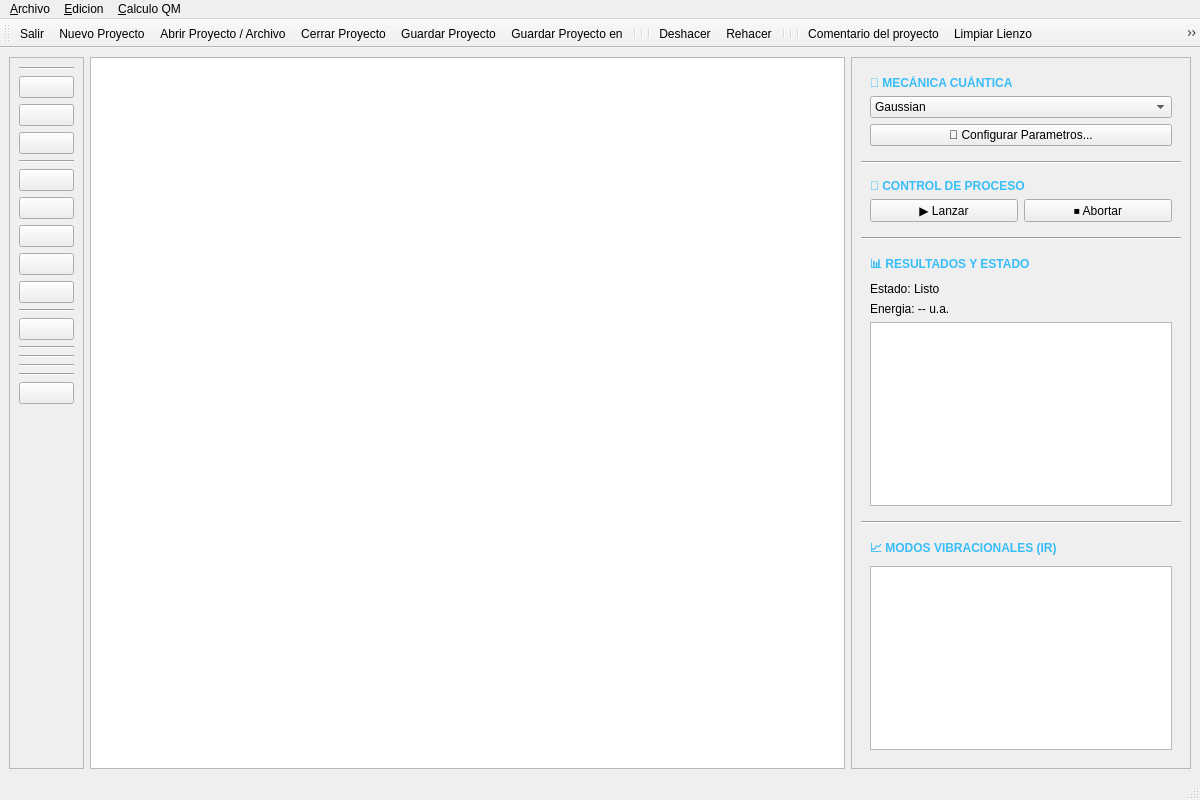
This is vista.ui in BertoSoft/VisMol_V30 as Qt 5 draws it before an edit. The edited form follows.
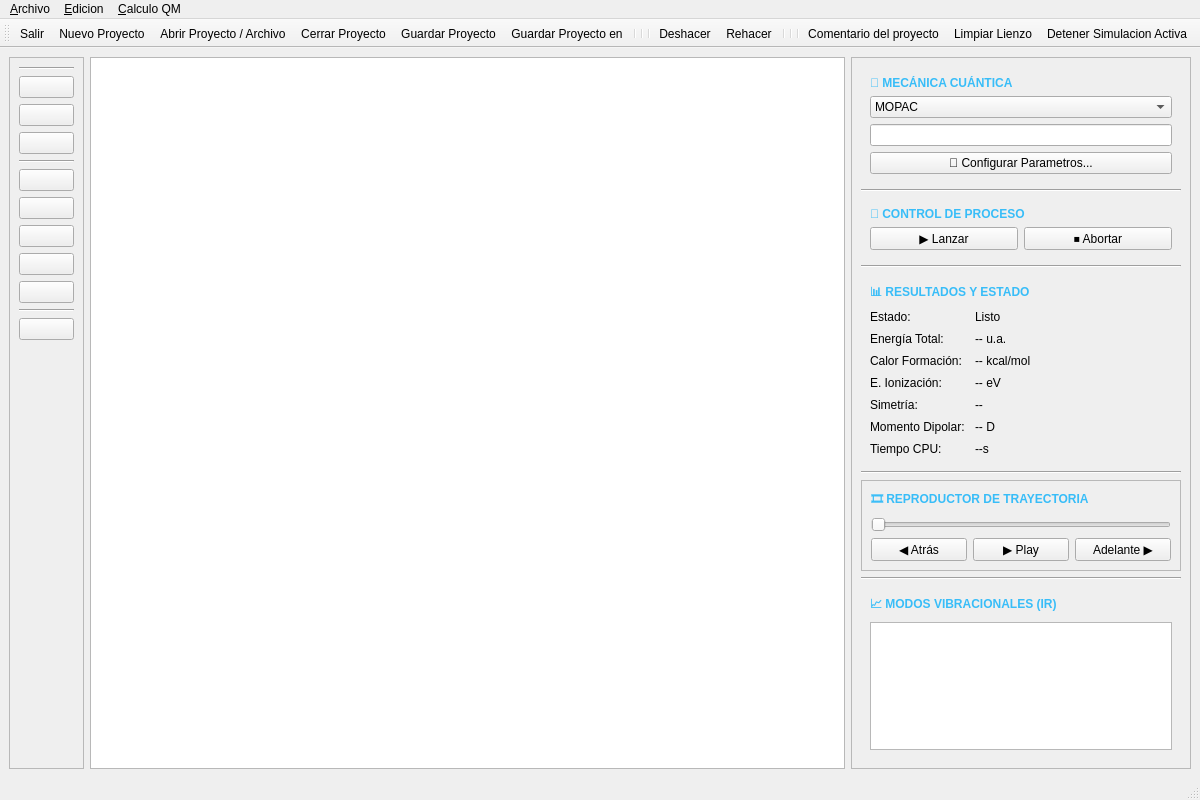
This is the edited form. Icons and pictures are not drawn. Custom widgets are drawn as their Qt base class.

Patch:
```diff
--- a/vista.ui
+++ b/vista.ui
@@ -255,51 +255,6 @@
          </property>
         </widget>
        </item>
-       <item>
-        <widget class="Line" name="line_3">
-         <property name="orientation">
-          <enum>Qt::Orientation::Horizontal</enum>
-         </property>
-        </widget>
-       </item>
-       <item>
-        <widget class="Line" name="line_4">
-         <property name="orientation">
-          <enum>Qt::Orientation::Horizontal</enum>
-         </property>
-        </widget>
-       </item>
-       <item>
-        <widget class="Line" name="line_5">
-         <property name="orientation">
-          <enum>Qt::Orientation::Horizontal</enum>
-         </property>
-        </widget>
-       </item>
-       <item>
-        <widget class="Line" name="line_2">
-         <property name="orientation">
-          <enum>Qt::Orientation::Horizontal</enum>
-         </property>
-        </widget>
-       </item>
-       <item>
-        <widget class="QPushButton" name="btnOptRapida">
-         <property name="toolTip">
-          <string>Optimización geométrica rápida con MOPAC (Auto-Clean) ⚡</string>
-         </property>
-         <property name="icon">
-          <iconset resource="iconos.qrc">
-           <normaloff>:/iconos/optimizacion.png</normaloff>:/iconos/optimizacion.png</iconset>
-         </property>
-         <property name="iconSize">
-          <size>
-           <width>24</width>
-           <height>24</height>
-          </size>
-         </property>
-        </widget>
-       </item>
        <item>
         <spacer name="verticalSpacer">
          <property name="orientation">
@@ -359,16 +314,23 @@
           </item>
           <item>
            <widget class="QComboBox" name="comboSoftware">
-            <item>
-             <property name="text">
-              <string>Gaussian</string>
-             </property>
-            </item>
             <item>
              <property name="text">
               <string>MOPAC</string>
              </property>
             </item>
+            <item>
+             <property name="text">
+              <string>Gaussian</string>
+             </property>
+            </item>
+           </widget>
+          </item>
+          <item>
+           <widget class="QLineEdit" name="etArgumentos">
+            <property name="readOnly">
+             <bool>true</bool>
+            </property>
            </widget>
           </item>
           <item>
@@ -443,26 +405,174 @@
            </widget>
           </item>
           <item>
-           <widget class="QLabel" name="lblEstado">
-            <property name="text">
-             <string>Estado: Listo</string>
+           <layout class="QFormLayout" name="formLayoutResultados">
+            <property name="fieldGrowthPolicy">
+             <enum>QFormLayout::FieldGrowthPolicy::AllNonFixedFieldsGrow</enum>
             </property>
-           </widget>
+            <property name="horizontalSpacing">
+             <number>10</number>
+            </property>
+            <property name="verticalSpacing">
+             <number>8</number>
+            </property>
+            <item row="0" column="0">
+             <widget class="QLabel" name="lblTagEstado">
+              <property name="text">
+               <string>Estado:</string>
+              </property>
+             </widget>
+            </item>
+            <item row="0" column="1">
+             <widget class="QLabel" name="lblEstado">
+              <property name="text">
+               <string>Listo</string>
+              </property>
+             </widget>
+            </item>
+            <item row="1" column="0">
+             <widget class="QLabel" name="lblTagEnergia">
+              <property name="text">
+               <string>Energía Total:</string>
+              </property>
+             </widget>
+            </item>
+            <item row="1" column="1">
+             <widget class="QLabel" name="lblEnergia">
+              <property name="text">
+               <string>-- u.a.</string>
+              </property>
+             </widget>
+            </item>
+            <item row="2" column="0">
+             <widget class="QLabel" name="lblTagCalor">
+              <property name="text">
+               <string>Calor Formación:</string>
+              </property>
+             </widget>
+            </item>
+            <item row="2" column="1">
+             <widget class="QLabel" name="lblCalorFormacion">
+              <property name="text">
+               <string>-- kcal/mol</string>
+              </property>
+             </widget>
+            </item>
+            <item row="3" column="0">
+             <widget class="QLabel" name="lblTagIonizacion">
+              <property name="text">
+               <string>E. Ionización:</string>
+              </property>
+             </widget>
+            </item>
+            <item row="3" column="1">
+             <widget class="QLabel" name="lblIonizacion">
+              <property name="text">
+               <string>-- eV</string>
+              </property>
+             </widget>
+            </item>
+            <item row="4" column="0">
+             <widget class="QLabel" name="lblTagSimetria">
+              <property name="text">
+               <string>Simetría:</string>
+              </property>
+             </widget>
+            </item>
+            <item row="4" column="1">
+             <widget class="QLabel" name="lblSimetria">
+              <property name="text">
+               <string>--</string>
+              </property>
+             </widget>
+            </item>
+            <item row="5" column="0">
+             <widget class="QLabel" name="lblTagDipolo">
+              <property name="text">
+               <string>Momento Dipolar:</string>
+              </property>
+             </widget>
+            </item>
+            <item row="5" column="1">
+             <widget class="QLabel" name="lblDipolo">
+              <property name="text">
+               <string>-- D</string>
+              </property>
+             </widget>
+            </item>
+            <item row="6" column="0">
+             <widget class="QLabel" name="lblTagTiempo">
+              <property name="text">
+               <string>Tiempo CPU:</string>
+              </property>
+             </widget>
+            </item>
+            <item row="6" column="1">
+             <widget class="QLabel" name="lblTiempoCpu">
+              <property name="text">
+               <string>--s</string>
+              </property>
+             </widget>
+            </item>
+           </layout>
           </item>
+         </layout>
+        </widget>
+       </item>
+       <item>
+        <widget class="Line" name="sepRightTrayectoria">
+         <property name="orientation">
+          <enum>Qt::Orientation::Horizontal</enum>
+         </property>
+        </widget>
+       </item>
+       <item>
+        <widget class="QFrame" name="frameTrayectoria">
+         <property name="frameShape">
+          <enum>QFrame::Shape::StyledPanel</enum>
+         </property>
+         <layout class="QVBoxLayout" name="layoutTrayectoria">
           <item>
-           <widget class="QLabel" name="lblEnergia">
+           <widget class="QLabel" name="lblTituloTrayectoria">
+            <property name="styleSheet">
+             <string>font-weight: bold; color: #38BDF8;</string>
+            </property>
             <property name="text">
-             <string>Energia: -- u.a.</string>
+             <string>🎞️ REPRODUCTOR DE TRAYECTORIA</string>
             </property>
            </widget>
           </item>
           <item>
-           <widget class="QTextEdit" name="txtMiniLog">
-            <property name="readOnly">
-             <bool>true</bool>
+           <widget class="QSlider" name="sliderPasos">
+            <property name="orientation">
+             <enum>Qt::Orientation::Horizontal</enum>
             </property>
            </widget>
           </item>
+          <item>
+           <layout class="QHBoxLayout" name="horizontalLayout_ControlesTrayectoria">
+            <item>
+             <widget class="QPushButton" name="btnPasoAtras">
+              <property name="text">
+               <string>◀️ Atrás</string>
+              </property>
+             </widget>
+            </item>
+            <item>
+             <widget class="QPushButton" name="btnPlayAnimacion">
+              <property name="text">
+               <string>▶️ Play</string>
+              </property>
+             </widget>
+            </item>
+            <item>
+             <widget class="QPushButton" name="btnPasoAdelante">
+              <property name="text">
+               <string>Adelante ▶️</string>
+              </property>
+             </widget>
+            </item>
+           </layout>
+          </item>
          </layout>
         </widget>
        </item>
@@ -499,19 +609,6 @@
          </layout>
         </widget>
        </item>
-       <item>
-        <spacer name="spacerRight">
-         <property name="orientation">
-          <enum>Qt::Orientation::Vertical</enum>
-         </property>
-         <property name="sizeHint" stdset="0">
-          <size>
-           <width>0</width>
-           <height>0</height>
-          </size>
-         </property>
-        </spacer>
-       </item>
       </layout>
      </widget>
     </item>
@@ -586,7 +683,6 @@
    <addaction name="separator"/>
    <addaction name="actionComentarioProyecto"/>
    <addaction name="actionLimpiarLienzo"/>
-   <addaction name="actionConfigurarLanzar"/>
    <addaction name="actionDetenerSimulacion"/>
   </widget>
   <action name="actionNuevo">
@@ -703,15 +799,6 @@
     <string>Limpiar Lienzo</string>
    </property>
   </action>
-  <action name="actionConfigurarLanzar">
-   <property name="icon">
-    <iconset resource="iconos.qrc">
-     <normaloff>:/iconos/configurar.png</normaloff>:/iconos/configurar.png</iconset>
-   </property>
-   <property name="text">
-    <string>Configurar y Lanzar Simulacion...</string>
-   </property>
-  </action>
   <action name="actionDetenerSimulacion">
    <property name="icon">
     <iconset resource="iconos.qrc">
```
Left out of the diff: 1 changed line with no effect on the pictures.
